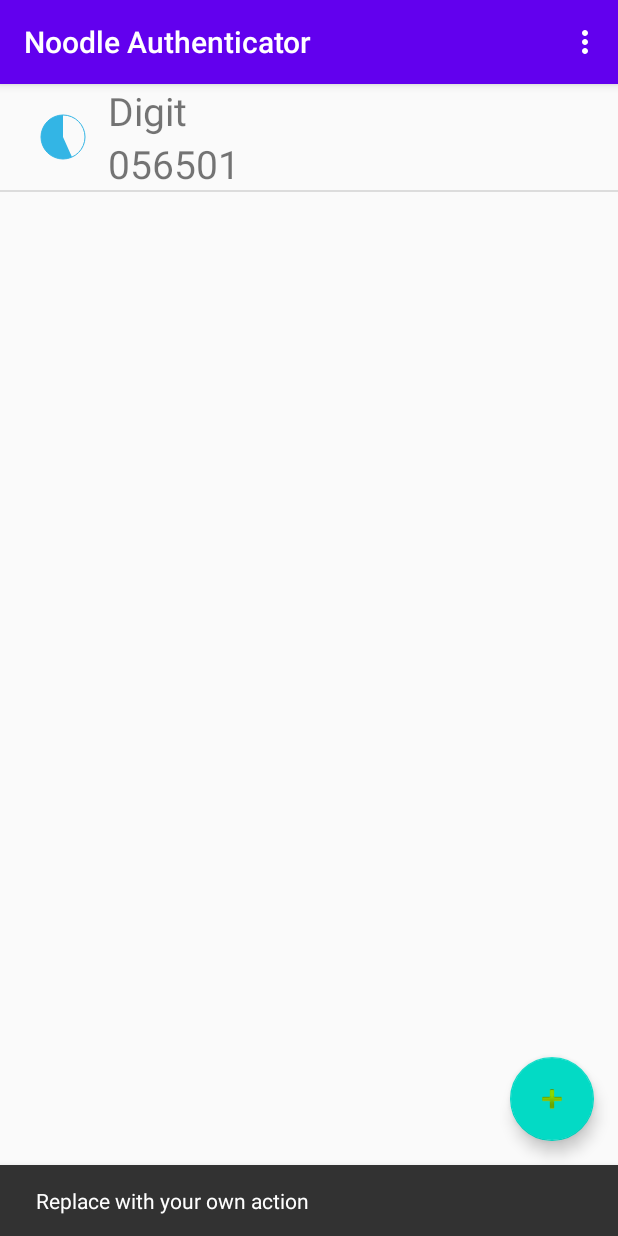
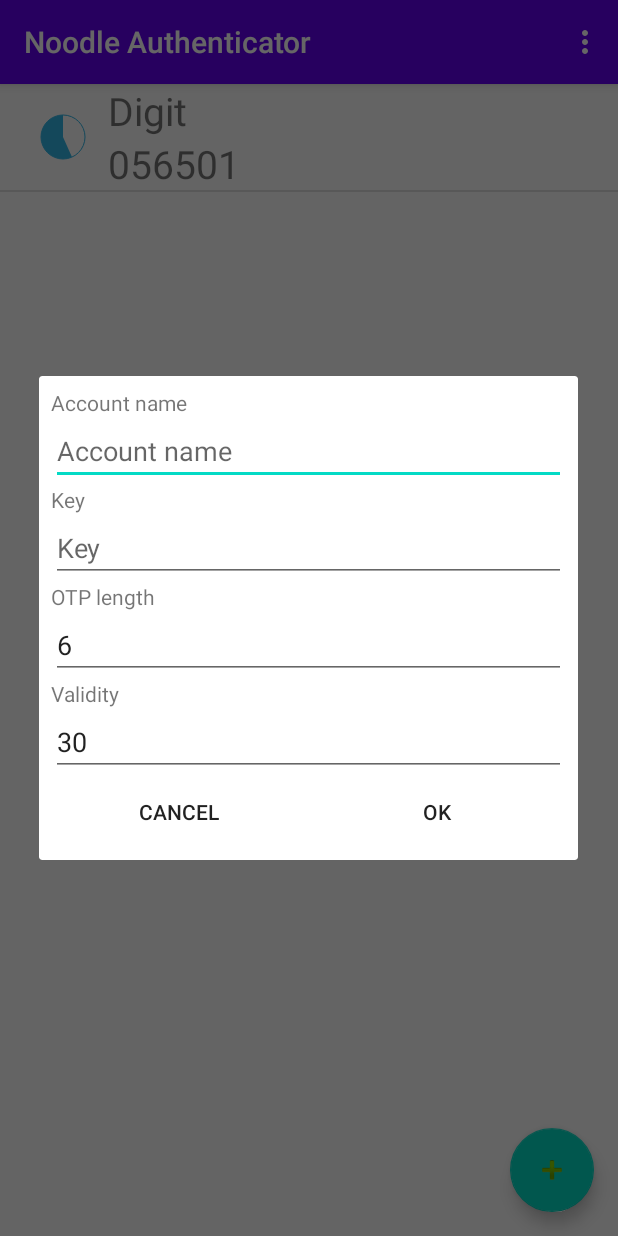
Before and after one commit to robbyn/noodle-authenticator-android, an Android app: the screen it shows after launch (MainActivity), after a tap on an icon or button, on a phone screen of 412 x 824 dp. Run offline under Robolectric (Android 15) with nearby library versions, the phone set to English and light mode, and no system bars.

Commit message:
Initial commit

```diff
--- a/app/build.gradle
+++ b/app/build.gradle
@@ -20,6 +20,11 @@ android {
             proguardFiles getDefaultProguardFile('proguard-android-optimize.txt'), 'proguard-rules.pro'
         }
     }
+
+    compileOptions {
+        sourceCompatibility JavaVersion.VERSION_1_8
+        targetCompatibility JavaVersion.VERSION_1_8
+    }
 }
 
 dependencies {
--- a/app/src/main/java/org/tastefuljava/noodleauth/MainActivity.java
+++ b/app/src/main/java/org/tastefuljava/noodleauth/MainActivity.java
@@ -1,5 +1,7 @@
 package org.tastefuljava.noodleauth;
 
+import android.app.AlertDialog;
+import android.content.SharedPreferences;
 import android.os.Bundle;
 
 import com.google.android.material.floatingactionbutton.FloatingActionButton;
@@ -15,6 +17,8 @@ import android.view.View;
 
 import android.view.Menu;
 import android.view.MenuItem;
+import android.widget.Button;
+import android.widget.EditText;
 import android.widget.ListView;
 
 public class MainActivity extends AppCompatActivity {
@@ -47,19 +51,102 @@ public class MainActivity extends AppCompatActivity {
         setSupportActionBar(toolbar);
 
         FloatingActionButton fab = findViewById(R.id.add_account);
-        fab.setOnClickListener(new View.OnClickListener() {
-            @Override
-            public void onClick(View view) {
-                Snackbar.make(view, "Replace with your own action", Snackbar.LENGTH_LONG)
-                        .setAction("Action", null).show();
-            }
-        });
+        fab.setOnClickListener(this::addAccount);
         accountListView = findViewById(R.id.account_listview);
         accountListAdapter = new AccountListAdapter(this);
         accountListView.setAdapter(accountListAdapter);
-        accountListAdapter.add(new Account("Digit",
-                Codec.BASE32.decode("MNYUWY2PIVYHAVCB"), 6, 30));
         handler.post(refresh);
+    }
+
+    private void addAccount(View view) {
+        final AlertDialog.Builder builder = new AlertDialog.Builder(MainActivity.this);
+        final View dlgView = getLayoutInflater().inflate(R.layout.account_dialog,null);
+        Button btnCancel = (Button)dlgView.findViewById(R.id.cancel);
+        Button btnOkay = (Button)dlgView.findViewById(R.id.ok);
+        builder.setView(dlgView);
+        final AlertDialog alertDialog = builder.create();
+        alertDialog.setCanceledOnTouchOutside(false);
+        btnCancel.setOnClickListener((v) -> alertDialog.dismiss());
+        btnOkay.setOnClickListener((v) -> {
+            EditText txtName = (EditText)dlgView.findViewById(R.id.account_name);
+            EditText txtKey = (EditText)dlgView.findViewById(R.id.account_key);
+            EditText txtOtpLength = (EditText)dlgView.findViewById(R.id.account_otplength);
+            EditText txtValidity = (EditText)dlgView.findViewById(R.id.account_validity);
+            accountListAdapter.add(new Account(txtName.getText().toString(),
+                    Codec.BASE32.decode(txtKey.getText().toString()),
+                    Integer.parseInt(txtOtpLength.getText().toString()),
+                    Integer.parseInt(txtValidity.getText().toString())));
+            writeState();
+            alertDialog.dismiss();
+        });
+        alertDialog.show();
+    }
+
+    @Override
+    protected void onDestroy() {
+        handler.removeCallbacks(refresh);
+        super.onDestroy();
+    }
+
+    @Override
+    protected void onStart() {
+        super.onStart();
+        readState();
+        if (accountListAdapter.isEmpty()) {
+            accountListAdapter.add(new Account("Digit",
+                    Codec.BASE32.decode("MNYUWY2PIVYHAVCB"), 6, 30));
+        }
+    }
+
+    private void readState() {
+        SharedPreferences settings = getSharedPreferences(getString(R.string.prefs), MODE_PRIVATE);
+        int count = settings.getInt(getString(R.string.account_count), 0);
+        accountListAdapter.clear();
+        for (int i = 0; i < count; ++i) {
+            Account acc = readAccount(i, settings);
+            accountListAdapter.add(acc);
+        }
+    }
+
+    private Account readAccount(int i, SharedPreferences settings) {
+        String pfx = getString(R.string.account_prefix);
+        String name = settings.getString( pfx + i + getString(R.string.account_name), "");
+        assert name != null;
+        String key32 = settings.getString( pfx + i + getString(R.string.account_key), "");
+        assert key32 != null;
+        return new Account(name,
+                Codec.BASE32.decode(key32),
+                settings.getInt(pfx + i + getString(R.string.account_otplength), 6),
+                settings.getInt(pfx + i + getString(R.string.account_validity), 30));
+    }
+
+    @Override
+    protected void onStop() {
+        super.onStop();
+        writeState();
+    }
+
+    private void writeState() {
+        SharedPreferences settings = getSharedPreferences(getString(R.string.prefs), MODE_PRIVATE);
+        SharedPreferences.Editor edit = settings.edit();
+        int count = 0;
+        for (int i = 0; i < accountListAdapter.getCount(); ++i) {
+            Account acc = accountListAdapter.getItem(i);
+            if (acc != null) {
+                writeAccount(count, acc, edit);
+                edit.putInt(getString(R.string.account_count), ++count);
+            }
+        }
+        edit.apply();
+    }
+
+    private void writeAccount(int i, Account acc, SharedPreferences.Editor edit) {
+        String pfx = getString(R.string.account_prefix);
+        edit.putString(pfx + i + getString(R.string.account_name), acc.getName());
+        edit.putString(pfx + i + getString(R.string.account_key),
+                Codec.BASE32.encode(acc.getKey()));
+        edit.putInt(pfx + i + getString(R.string.account_otplength), acc.getOtpLength());
+        edit.putInt(pfx + i + getString(R.string.account_validity), acc.getValidity());
     }
 
     @Override
--- /dev/null
+++ b/app/src/main/res/layout/account_dialog.xml
@@ -0,0 +1,83 @@
+<?xml version="1.0" encoding="utf-8"?>
+<LinearLayout xmlns:android="http://schemas.android.com/apk/res/android"
+    android:layout_width="match_parent"
+    android:layout_height="wrap_content"
+    android:orientation="vertical"
+    android:padding="8dp">
+
+    <TextView
+        android:layout_width="match_parent"
+        android:layout_height="wrap_content"
+        android:text="@string/dlg_account_name" />
+
+    <EditText
+        android:id="@+id/account_name"
+        android:layout_width="match_parent"
+        android:layout_height="wrap_content"
+        android:hint="@string/dlg_account_name"
+        android:importantForAutofill="no"
+        android:inputType="text" />
+
+    <TextView
+        android:layout_width="match_parent"
+        android:layout_height="wrap_content"
+        android:text="@string/dlg_account_key" />
+
+    <EditText
+        android:id="@+id/account_key"
+        android:layout_width="match_parent"
+        android:layout_height="wrap_content"
+        android:hint="@string/dlg_account_key"
+        android:importantForAutofill="no"
+        android:inputType="text" />
+
+    <TextView
+        android:layout_width="match_parent"
+        android:layout_height="wrap_content"
+        android:text="@string/dlg_account_otplength" />
+
+    <EditText
+        android:id="@+id/account_otplength"
+        android:layout_width="match_parent"
+        android:layout_height="wrap_content"
+        android:inputType="number"
+        android:hint="@string/dlg_account_otplength"
+        android:importantForAutofill="no"
+        android:text="@string/dlg_default_otplength" />
+
+    <TextView
+        android:layout_width="match_parent"
+        android:layout_height="wrap_content"
+        android:text="@string/dlg_account_validity" />
+
+    <EditText
+        android:id="@+id/account_validity"
+        android:layout_width="match_parent"
+        android:layout_height="wrap_content"
+        android:inputType="number"
+        android:hint="@string/dlg_account_validity"
+        android:importantForAutofill="no"
+        android:text="@string/dlg_default_validity" />
+
+    <LinearLayout
+        android:layout_width="match_parent"
+        android:layout_height="wrap_content"
+        android:orientation="horizontal">
+
+        <Button
+            android:id="@+id/cancel"
+            style="@android:style/Widget.Material.Button.Borderless"
+            android:layout_width="wrap_content"
+            android:layout_height="wrap_content"
+            android:layout_weight="1"
+            android:text="@string/cancel" />
+
+        <Button
+            android:id="@+id/ok"
+            style="@android:style/Widget.Material.Button.Borderless"
+            android:layout_width="wrap_content"
+            android:layout_height="wrap_content"
+            android:layout_weight="1"
+            android:text="@string/ok" />
+    </LinearLayout>
+</LinearLayout>
--- a/app/src/main/res/values/strings.xml
+++ b/app/src/main/res/values/strings.xml
@@ -11,4 +11,19 @@
     <string name="hello_second_fragment">Hello second fragment. Arg: %1$s</string>
     <string name="name">Name</string>
     <string name="hometown">HomeTown</string>
+    <string name="prefs">noodleauth</string>
+    <string name="account_count">account.count</string>
+    <string name="account_prefix">account.</string>
+    <string name="account_name">.name</string>
+    <string name="account_key">.key</string>
+    <string name="account_otplength">.otpLength</string>
+    <string name="account_validity">.validity</string>
+    <string name="dlg_account_name">Account name</string>
+    <string name="dlg_account_otplength">OTP length</string>
+    <string name="dlg_account_validity">Validity</string>
+    <string name="dlg_default_validity">30</string>
+    <string name="dlg_default_otplength">6</string>
+    <string name="dlg_account_key">Key</string>
+    <string name="cancel">Cancel</string>
+    <string name="ok">OK</string>
 </resources>
```
